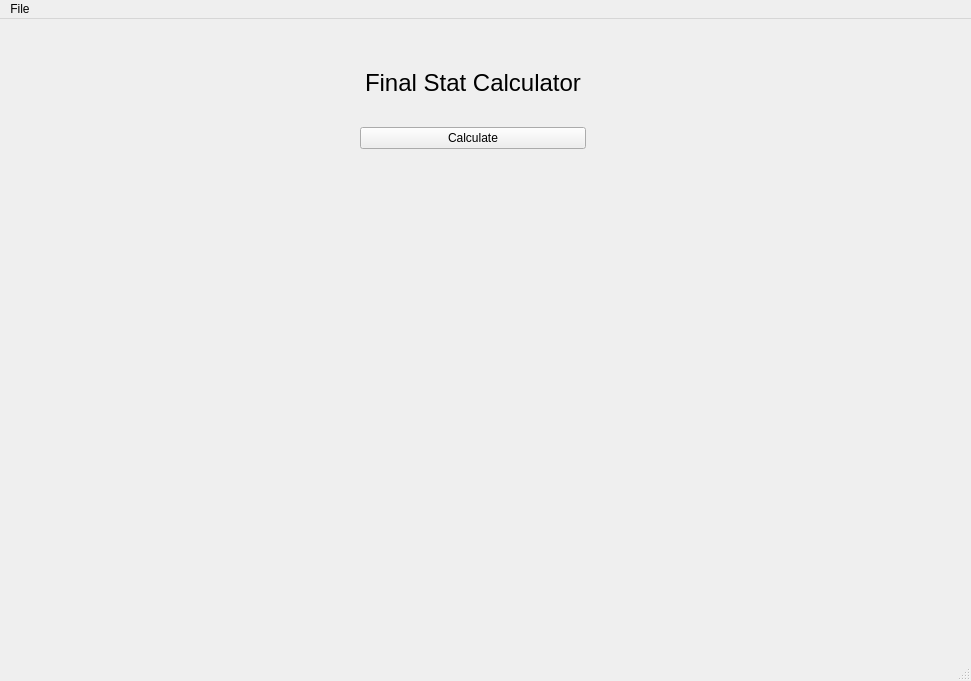
Above: PokemonStatCalculator/mainwindow.ui from PHenegan/PokemonStatCalculator before the change. Below: the same form after it.
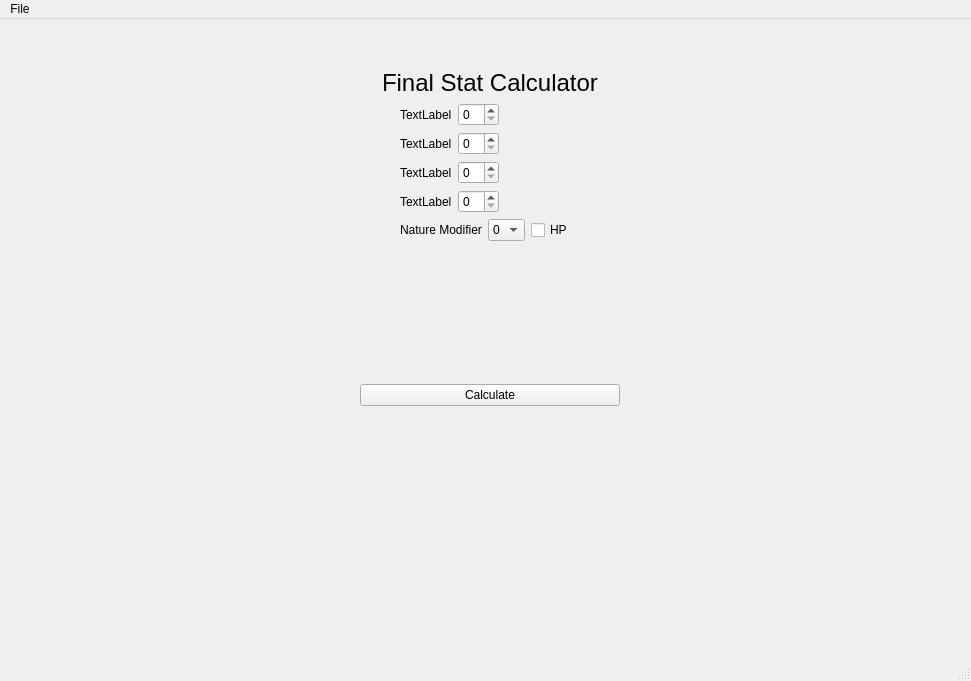
That is the form after the change.

Commit message: made a semi-temporary UI that will be used to test the backend code

```diff
--- a/PokemonStatCalculator/mainwindow.ui
+++ b/PokemonStatCalculator/mainwindow.ui
@@ -22,12 +22,12 @@
      <rect>
       <x>360</x>
       <y>50</y>
-      <width>226</width>
-      <height>80</height>
+      <width>260</width>
+      <height>337</height>
      </rect>
     </property>
     <layout class="QVBoxLayout" name="verticalLayout">
-     <item alignment="Qt::AlignHCenter|Qt::AlignTop">
+     <item alignment="Qt::AlignHCenter">
       <widget class="QLabel" name="title">
        <property name="font">
         <font>
@@ -39,6 +39,263 @@
        </property>
       </widget>
      </item>
+     <item>
+      <layout class="QHBoxLayout" name="Row1">
+       <item>
+        <spacer name="leftSpacer1">
+         <property name="orientation">
+          <enum>Qt::Horizontal</enum>
+         </property>
+         <property name="sizeType">
+          <enum>QSizePolicy::Preferred</enum>
+         </property>
+         <property name="sizeHint" stdset="0">
+          <size>
+           <width>40</width>
+           <height>20</height>
+          </size>
+         </property>
+        </spacer>
+       </item>
+       <item alignment="Qt::AlignHCenter">
+        <widget class="QLabel" name="label1">
+         <property name="text">
+          <string>TextLabel</string>
+         </property>
+        </widget>
+       </item>
+       <item>
+        <widget class="QSpinBox" name="input1"/>
+       </item>
+       <item>
+        <spacer name="rightSpacer1">
+         <property name="orientation">
+          <enum>Qt::Horizontal</enum>
+         </property>
+         <property name="sizeHint" stdset="0">
+          <size>
+           <width>40</width>
+           <height>20</height>
+          </size>
+         </property>
+        </spacer>
+       </item>
+      </layout>
+     </item>
+     <item>
+      <layout class="QHBoxLayout" name="row2">
+       <item>
+        <spacer name="leftSpacer2">
+         <property name="orientation">
+          <enum>Qt::Horizontal</enum>
+         </property>
+         <property name="sizeType">
+          <enum>QSizePolicy::Preferred</enum>
+         </property>
+         <property name="sizeHint" stdset="0">
+          <size>
+           <width>40</width>
+           <height>20</height>
+          </size>
+         </property>
+        </spacer>
+       </item>
+       <item alignment="Qt::AlignHCenter">
+        <widget class="QLabel" name="label2">
+         <property name="text">
+          <string>TextLabel</string>
+         </property>
+        </widget>
+       </item>
+       <item>
+        <widget class="QSpinBox" name="input2"/>
+       </item>
+       <item>
+        <spacer name="rightSpacer2">
+         <property name="orientation">
+          <enum>Qt::Horizontal</enum>
+         </property>
+         <property name="sizeHint" stdset="0">
+          <size>
+           <width>40</width>
+           <height>20</height>
+          </size>
+         </property>
+        </spacer>
+       </item>
+      </layout>
+     </item>
+     <item>
+      <layout class="QHBoxLayout" name="row3">
+       <item>
+        <spacer name="leftSpacer3">
+         <property name="orientation">
+          <enum>Qt::Horizontal</enum>
+         </property>
+         <property name="sizeType">
+          <enum>QSizePolicy::Preferred</enum>
+         </property>
+         <property name="sizeHint" stdset="0">
+          <size>
+           <width>40</width>
+           <height>20</height>
+          </size>
+         </property>
+        </spacer>
+       </item>
+       <item alignment="Qt::AlignHCenter">
+        <widget class="QLabel" name="label3">
+         <property name="text">
+          <string>TextLabel</string>
+         </property>
+        </widget>
+       </item>
+       <item>
+        <widget class="QSpinBox" name="input3"/>
+       </item>
+       <item>
+        <spacer name="rightSpacer3">
+         <property name="orientation">
+          <enum>Qt::Horizontal</enum>
+         </property>
+         <property name="sizeHint" stdset="0">
+          <size>
+           <width>40</width>
+           <height>20</height>
+          </size>
+         </property>
+        </spacer>
+       </item>
+      </layout>
+     </item>
+     <item>
+      <layout class="QHBoxLayout" name="row4">
+       <item>
+        <spacer name="leftSpacer4">
+         <property name="orientation">
+          <enum>Qt::Horizontal</enum>
+         </property>
+         <property name="sizeType">
+          <enum>QSizePolicy::Preferred</enum>
+         </property>
+         <property name="sizeHint" stdset="0">
+          <size>
+           <width>40</width>
+           <height>20</height>
+          </size>
+         </property>
+        </spacer>
+       </item>
+       <item alignment="Qt::AlignHCenter">
+        <widget class="QLabel" name="label4">
+         <property name="text">
+          <string>TextLabel</string>
+         </property>
+        </widget>
+       </item>
+       <item>
+        <widget class="QSpinBox" name="input4"/>
+       </item>
+       <item>
+        <spacer name="rightSpacer4">
+         <property name="orientation">
+          <enum>Qt::Horizontal</enum>
+         </property>
+         <property name="sizeHint" stdset="0">
+          <size>
+           <width>40</width>
+           <height>20</height>
+          </size>
+         </property>
+        </spacer>
+       </item>
+      </layout>
+     </item>
+     <item>
+      <layout class="QHBoxLayout" name="row5">
+       <item>
+        <spacer name="leftSpacer4_2">
+         <property name="orientation">
+          <enum>Qt::Horizontal</enum>
+         </property>
+         <property name="sizeType">
+          <enum>QSizePolicy::Preferred</enum>
+         </property>
+         <property name="sizeHint" stdset="0">
+          <size>
+           <width>40</width>
+           <height>20</height>
+          </size>
+         </property>
+        </spacer>
+       </item>
+       <item>
+        <widget class="QLabel" name="natureLabel">
+         <property name="text">
+          <string>Nature Modifier</string>
+         </property>
+        </widget>
+       </item>
+       <item>
+        <widget class="QComboBox" name="natureMods">
+         <property name="toolTip">
+          <string>Nature Modifier</string>
+         </property>
+         <property name="currentIndex">
+          <number>1</number>
+         </property>
+         <item>
+          <property name="text">
+           <string>+</string>
+          </property>
+         </item>
+         <item>
+          <property name="text">
+           <string>0</string>
+          </property>
+         </item>
+         <item>
+          <property name="text">
+           <string>-</string>
+          </property>
+         </item>
+        </widget>
+       </item>
+       <item>
+        <widget class="QCheckBox" name="isHP">
+         <property name="text">
+          <string>HP</string>
+         </property>
+        </widget>
+       </item>
+       <item>
+        <spacer name="rightSpacer4_2">
+         <property name="orientation">
+          <enum>Qt::Horizontal</enum>
+         </property>
+         <property name="sizeHint" stdset="0">
+          <size>
+           <width>40</width>
+           <height>20</height>
+          </size>
+         </property>
+        </spacer>
+       </item>
+      </layout>
+     </item>
+     <item>
+      <spacer name="verticalSpacer">
+       <property name="orientation">
+        <enum>Qt::Vertical</enum>
+       </property>
+       <property name="sizeHint" stdset="0">
+        <size>
+         <width>20</width>
+         <height>40</height>
+        </size>
+       </property>
+      </spacer>
+     </item>
      <item>
       <widget class="QPushButton" name="pushCalculate">
        <property name="text">
```
Left out of the diff: 3 changed lines with no effect on the pictures. The commit also changes 4 other files.
